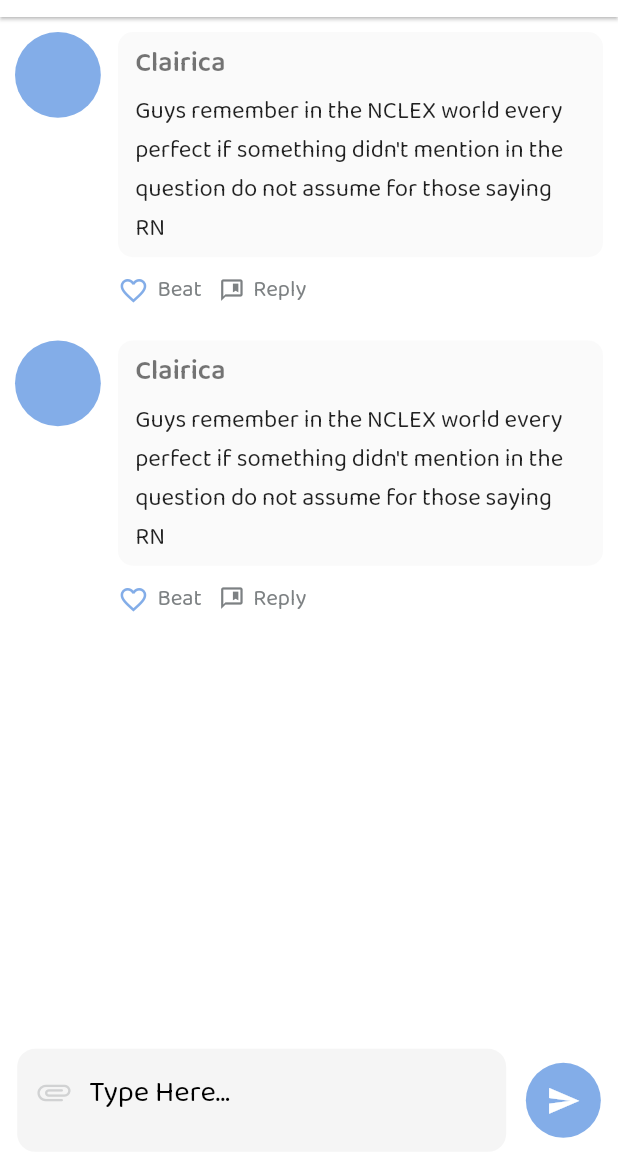
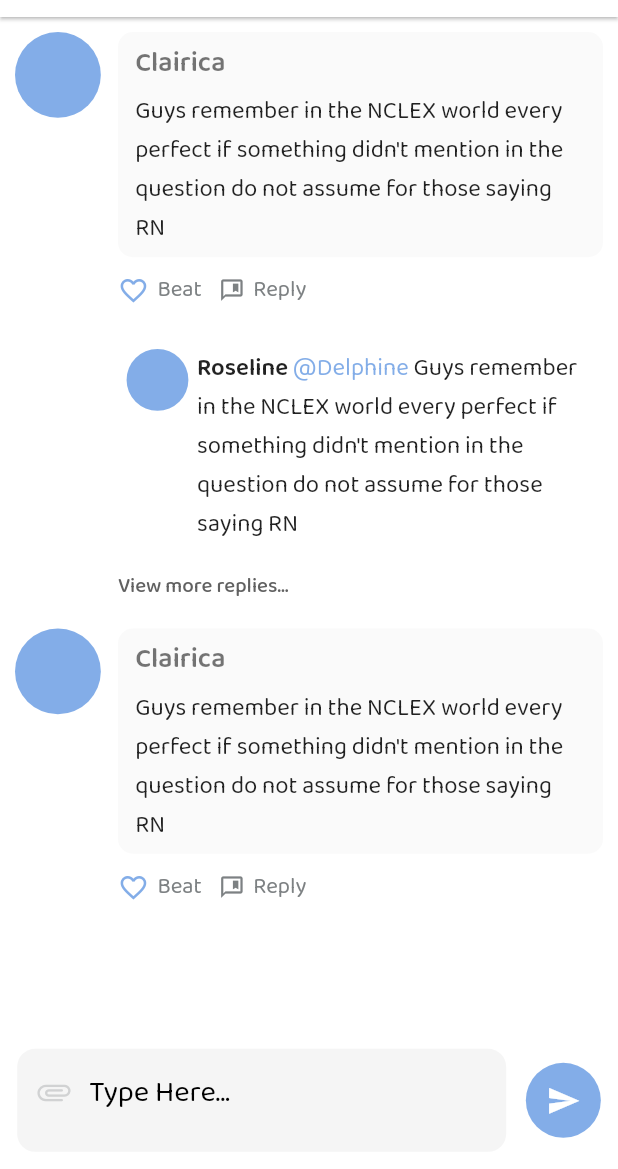
Before and after one commit to ampsarfraz/caregigsworkabroad, a Flutter app: the RepliesPage screen opened by its route, on a phone screen of 412 x 824 dp, the part 67-1236 px from its top. Run offline on Flutter 3.47's test engine with Material 2 defaults, Android fonts, the phone set to English and light mode, and no system bars; our stand-ins replace dio, flutter_screenutil, flutter_secure_storage, get, google_fonts, otp_text_field; accounts and stored records are empty.

Commit message:
view more and less fun implemented for replies

```diff
--- a/lib/screens/HomePage/HomeView/HomeWidgets/FeedView/FeedWidgets/feed_image_widget.dart
+++ b/lib/screens/HomePage/HomeView/HomeWidgets/FeedView/FeedWidgets/feed_image_widget.dart
@@ -8,7 +8,7 @@ class FeedImageWidget extends GetWidget<HomeScreenController> {
   @override
   Widget build(BuildContext context) {
     return Visibility(
-      visible: false,
+      visible: true,
       child: InkWell(
         onTap: () {
           NavBarController.to.hideNavBar(!NavBarController.to.hideNavBar.value);
--- a/lib/screens/HomePage/HomeView/HomeWidgets/FeedView/comments.dart
+++ b/lib/screens/HomePage/HomeView/HomeWidgets/FeedView/comments.dart
@@ -39,28 +39,57 @@ class CommentsPage extends GetWidget<CommentsViewController> {
                             fit: FlexFit.tight,
                             child: SizedBox(
                               child: Column(
+                                crossAxisAlignment: CrossAxisAlignment.start,
                                 children: [
                                   userNameandComment(),
                                   reactToComment(controller, i, data[i]),
                                   verticalSpacing(5),
-                                  Padding(
+                                  Visibility(
+                                    visible: i % 2 != 0,
+                                    child: Padding(
                                         padding: EdgeInsets.symmetric(
                                           horizontal: 10.sp,
                                         ),
-                                    child: ListView.separated(
+                                        child: Obx(
+                                          () => ListView.separated(
                                             physics:
                                                 const NeverScrollableScrollPhysics(),
-                                      itemCount: 5,
+                                            itemCount: controller.viewMore.value
+                                                ? 5
+                                                : 1,
                                             shrinkWrap: true,
                                             itemBuilder: (c, i) {
-                                        return commentReplies();
+                                              return commentReplies(
+                                                  isBackgroundShown: true,
+                                                  data: [1, 2],
+                                                  view: controller.viewMore);
                                             },
                                             separatorBuilder:
-                                          (BuildContext context, int index) {
+                                                (BuildContext context,
+                                                    int index) {
                                               return verticalSpacing(5);
                                             },
                                           ),
+                                        )),
                                   ),
+                                  verticalSpacing(5),
+                                  Obx(() => Padding(
+                                        padding: EdgeInsets.only(left: 10.sp),
+                                        child: Visibility(
+                                          visible: controller.viewMore.value,
+                                          child: InkWell(
+                                            onTap: () {
+                                              controller.viewMore(false);
+                                            },
+                                            child: text(
+                                                giveText: 'View less',
+                                                fontsize: 12,
+                                                fontweight: FontWeight.w500,
+                                                textColor:
+                                                    Colors.grey.shade700),
+                                          ),
+                                        ),
+                                      ))
                                 ],
                               ),
                             ),
@@ -88,8 +117,14 @@ class CommentsPage extends GetWidget<CommentsViewController> {
   }
 }
 
-Widget commentReplies({bool isBackgroundShown = false}) {
-  return customContainer(
+Widget commentReplies(
+    {bool isBackgroundShown = false,
+    required List data,
+    required RxBool view}) {
+  return Column(
+    crossAxisAlignment: CrossAxisAlignment.start,
+    children: [
+      customContainer(
         giveHeight: null,
         giveWidth: null,
         giveColor: isBackgroundShown ? Colors.grey.shade50 : Colors.transparent,
@@ -97,7 +132,9 @@ Widget commentReplies({bool isBackgroundShown = false}) {
         topLeft: 10,
         bottomLeft: 10,
         bottomRight: 10,
-    containerChild: Row(
+        containerChild: Padding(
+          padding: EdgeInsets.all(5.sp),
+          child: Row(
             crossAxisAlignment: CrossAxisAlignment.start,
             mainAxisAlignment: MainAxisAlignment.start,
             children: [
@@ -142,6 +179,25 @@ Widget commentReplies({bool isBackgroundShown = false}) {
               )
             ],
           ),
+        ),
+      ),
+      verticalSpacing(10),
+      Obx(
+        () => Visibility(
+          visible: data.length > 1 && view.value == false,
+          child: InkWell(
+            onTap: () {
+              view(true);
+            },
+            child: text(
+                giveText: 'View more replies...',
+                fontsize: 12,
+                fontweight: FontWeight.w500,
+                textColor: Colors.grey.shade700),
+          ),
+        ),
+      ),
+    ],
   );
 }
 
@@ -279,6 +335,7 @@ String commentText =
 class CommentBoolean {
   final int no;
   RxBool selected = false.obs;
+  RxBool showMoreReply = false.obs;
   CommentBoolean(this.no);
 }
 
@@ -287,5 +344,10 @@ List<CommentBoolean> data = [
   CommentBoolean(1),
   CommentBoolean(2),
   CommentBoolean(3),
-  CommentBoolean(4)
+  CommentBoolean(4),
+  CommentBoolean(5),
+  CommentBoolean(6),
+  CommentBoolean(7),
 ];
+
+List replyData = [1, 2, 3, 4, 5, 6, 7, 8, 9, 0];
--- a/lib/screens/HomePage/HomeView/HomeWidgets/FeedView/replies.dart
+++ b/lib/screens/HomePage/HomeView/HomeWidgets/FeedView/replies.dart
@@ -25,7 +25,7 @@ class RepliesPage extends GetWidget<ReplyViewController> {
             padding: const EdgeInsets.only(top: 10, left: 10, right: 10),
             child: ListView.separated(
               shrinkWrap: true,
-              itemCount: data.length - 3,
+              itemCount: data.length - 6,
               itemBuilder: (context, i) {
                 return SizedBox(
                   child: Column(
@@ -39,9 +39,50 @@ class RepliesPage extends GetWidget<ReplyViewController> {
                             fit: FlexFit.tight,
                             child: SizedBox(
                               child: Column(
+                                crossAxisAlignment: CrossAxisAlignment.start,
                                 children: [
                                   userNameandComment(),
-                                  reactToComment(controller, i, data[i])
+                                  reactToComment(controller, i, data[i]),
+                                  verticalSpacing(10),
+                                  Visibility(
+                                      visible: i % 2 == 0,
+                                      child: Obx(
+                                        () => ListView.separated(
+                                          physics:
+                                              const NeverScrollableScrollPhysics(),
+                                          itemCount:
+                                              controller.viewMore.value ? 5 : 1,
+                                          shrinkWrap: true,
+                                          itemBuilder: (c, i) {
+                                            return commentReplies(
+                                                data: [1, 2],
+                                                view: controller.viewMore);
+                                          },
+                                          separatorBuilder:
+                                              (BuildContext context,
+                                                  int index) {
+                                            return verticalSpacing(5);
+                                          },
+                                        ),
+                                      )),
+                                  verticalSpacing(5),
+                                  Obx(() => Visibility(
+                                        visible: controller.viewMore.value,
+                                        child: Padding(
+                                          padding: EdgeInsets.only(left: 10.sp),
+                                          child: InkWell(
+                                            onTap: () {
+                                              controller.viewMore(false);
+                                            },
+                                            child: text(
+                                                giveText: 'View less',
+                                                fontsize: 12,
+                                                fontweight: FontWeight.w500,
+                                                textColor:
+                                                    Colors.grey.shade700),
+                                          ),
+                                        ),
+                                      ))
                                 ],
                               ),
                             ),
--- a/lib/screens/_screen_controllers/comments_controller.dart
+++ b/lib/screens/_screen_controllers/comments_controller.dart
@@ -6,12 +6,15 @@ class CommentsViewController extends GetxController {
   // replyUsername(userTag) {
   //   reply.value.text = '@$userTag';
   // }
-
+  RxBool showMoreReplies = false.obs;
   @override
   void onInit() {
     comment = TextEditingController().obs;
     super.onInit();
   }
+
+  RxBool viewMore = false.obs;
+  List replyData = [1, 2, 3, 4];
 
   @override
   void dispose() {
--- a/lib/screens/_screen_controllers/reply_view_controller.dart
+++ b/lib/screens/_screen_controllers/reply_view_controller.dart
@@ -11,6 +11,8 @@ class ReplyViewController extends GetxController {
     replyFocusNode.requestFocus();
   }
 
+  RxBool viewMore = false.obs;
+
   @override
   void onInit() {
     reply = TextEditingController().obs;
```
Lines whose indentation alone changed are shown as unchanged.
